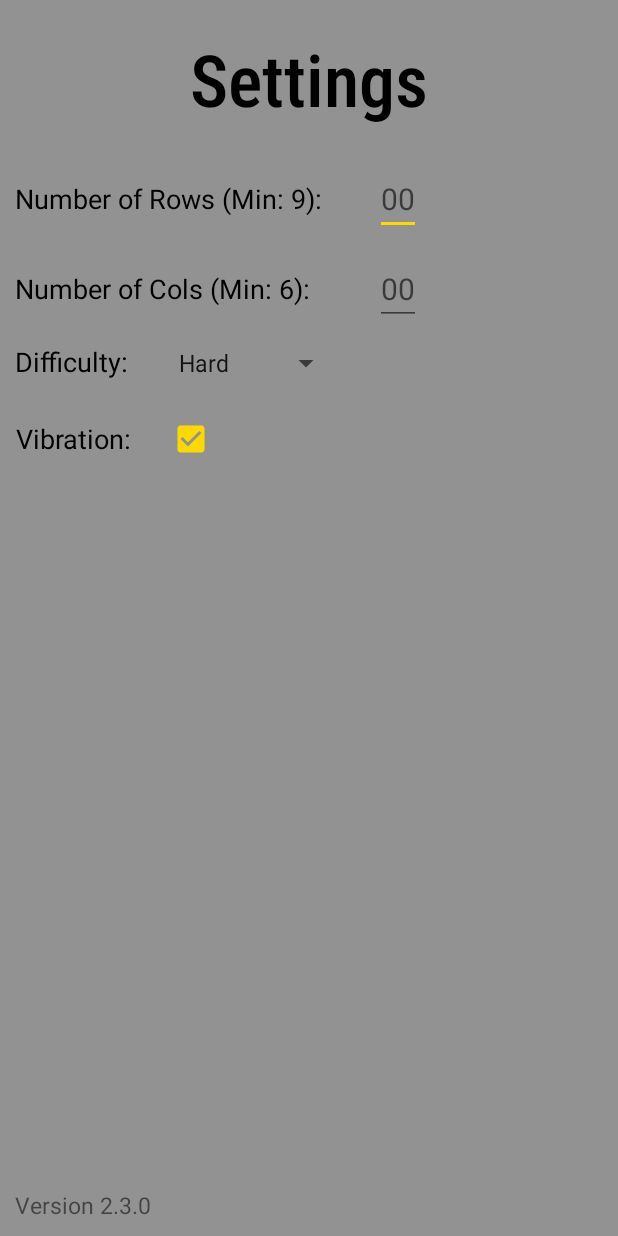
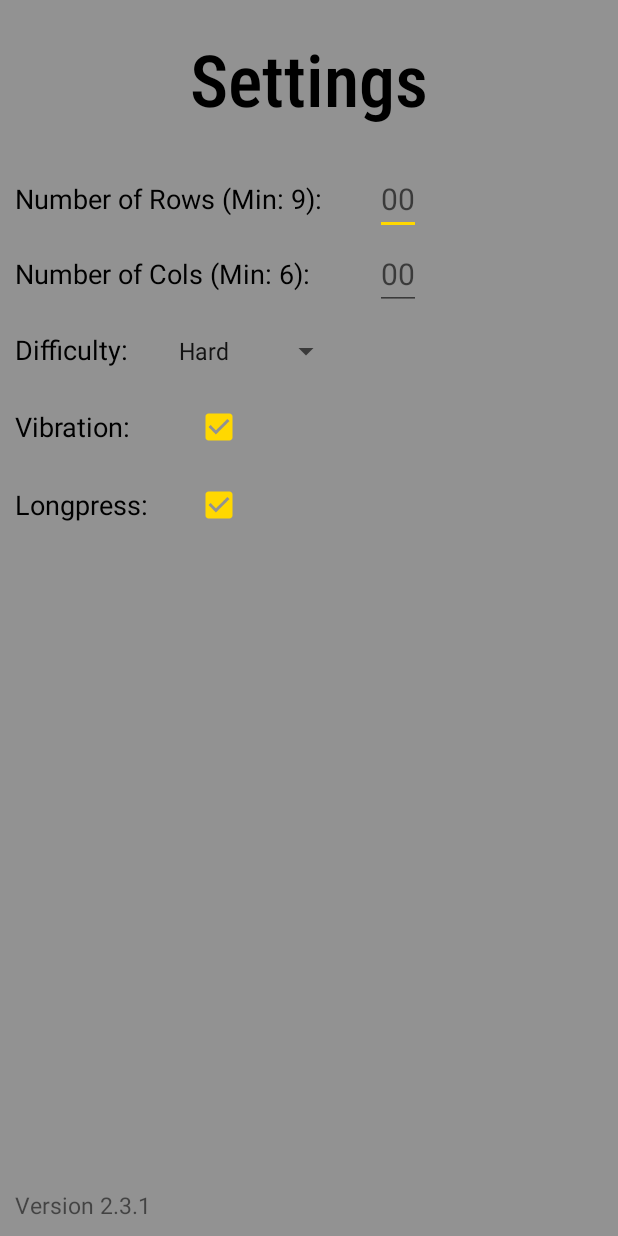
Before and after one commit to Electric1447/Minesweeper, an Android app: the Settings screen opened directly, with no data from a screen before it, on a phone screen of 412 x 824 dp. Run offline under Robolectric (Android 15) with nearby library versions, the phone set to English and light mode, and no system bars.

Commit message:
Added Long-press and vibration. (v2.3.1)

```diff
--- a/app/build.gradle
+++ b/app/build.gradle
@@ -6,8 +6,8 @@ android {
         applicationId "eparon.minesweeper"
         minSdkVersion 21
         targetSdkVersion 28
-        versionCode 230
-        versionName "2.3.0"
+        versionCode 231
+        versionName "2.3.1"
         testInstrumentationRunner "android.support.test.runner.AndroidJUnitRunner"
     }
     buildTypes {
--- a/app/src/main/java/eparon/minesweeper/Settings.java
+++ b/app/src/main/java/eparon/minesweeper/Settings.java
@@ -29,8 +29,8 @@ public class Settings extends AppCompatActivity implements AdapterView.OnItemSel
     double[] difArr = new double[]{Difficulty.EASY, Difficulty.NORMAL, Difficulty.HARD, Difficulty.EXTREME};
     Spinner difSpinner;
 
-    boolean vibration = true;
-    CheckBox vibrationCB;
+    boolean longpress = true, vibration = true;
+    CheckBox longpressCB, vibrationCB;
 
     @Override
     public void onBackPressed() {
@@ -50,6 +50,7 @@ public class Settings extends AppCompatActivity implements AdapterView.OnItemSel
                 editor.putInt("rows", rows);
                 editor.putInt("cols", cols);
                 editor.putString("difficulty", String.valueOf(difficulty));
+                editor.putBoolean("longpress", longpress);
                 editor.putBoolean("vibration", vibration);
                 editor.apply();
                 startActivity(new Intent(Settings.this, MainActivity.class));
@@ -68,6 +69,7 @@ public class Settings extends AppCompatActivity implements AdapterView.OnItemSel
         rows = prefs.getInt("rows", rows);
         cols = prefs.getInt("cols", cols);
         difficulty = Double.parseDouble(prefs.getString("difficulty", String.valueOf(difficulty)));
+        longpress = prefs.getBoolean("longpress", longpress);
         vibration = prefs.getBoolean("vibration", vibration);
 
         Rows = findViewById(R.id.rText);
@@ -80,6 +82,8 @@ public class Settings extends AppCompatActivity implements AdapterView.OnItemSel
         difSpinner.setOnItemSelectedListener(this);
         difSpinner.setSelection((int)(6 - difficulty));
 
+        longpressCB = findViewById(R.id.cbLongpress);
+        longpressCB.setChecked(longpress);
         vibrationCB = findViewById(R.id.cbVibration);
         vibrationCB.setChecked(vibration);
 
@@ -95,6 +99,10 @@ public class Settings extends AppCompatActivity implements AdapterView.OnItemSel
     @Override
     public void onNothingSelected(AdapterView<?> adapterView) { }
 
+    public void setLongpress (View view) {
+        longpress = longpressCB.isChecked();
+    }
+
     public void setVibration (View view) {
         vibration = vibrationCB.isChecked();
     }
--- a/app/src/main/res/layout/activity_settings.xml
+++ b/app/src/main/res/layout/activity_settings.xml
@@ -28,7 +28,7 @@
             android:layout_width="match_parent"
             android:layout_height="wrap_content"
             android:orientation="horizontal"
-            android:paddingBottom="12dp">
+            android:paddingBottom="2dp">
 
             <TextView
                 android:layout_width="240dp"
@@ -55,7 +55,7 @@
             android:layout_width="match_parent"
             android:layout_height="wrap_content"
             android:orientation="horizontal"
-            android:paddingBottom="12dp">
+            android:paddingBottom="14dp">
 
             <TextView
                 android:layout_width="240dp"
@@ -106,13 +106,13 @@
             android:layout_width="match_parent"
             android:layout_height="wrap_content"
             android:orientation="horizontal"
-            android:paddingBottom="24dp">
+            android:paddingBottom="20dp">
 
             <TextView
-                android:layout_width="wrap_content"
+                android:layout_width="120dp"
                 android:layout_height="match_parent"
-                android:gravity="center"
-                android:paddingRight="24dp"
+                android:gravity="center_vertical"
+                android:paddingRight="16dp"
                 android:text="Vibration:"
                 android:textColor="#000"
                 android:textSize="18sp" />
@@ -123,6 +123,30 @@
                 android:layout_height="match_parent"
                 android:gravity="center"
                 android:onClick="setVibration" />
+
+        </LinearLayout>
+
+        <LinearLayout
+            android:layout_width="match_parent"
+            android:layout_height="wrap_content"
+            android:orientation="horizontal"
+            android:paddingBottom="20dp">
+
+            <TextView
+                android:layout_width="120dp"
+                android:layout_height="match_parent"
+                android:gravity="center_vertical"
+                android:paddingRight="16dp"
+                android:text="Longpress:"
+                android:textColor="#000"
+                android:textSize="18sp" />
+
+            <CheckBox
+                android:id="@+id/cbLongpress"
+                android:layout_width="wrap_content"
+                android:layout_height="match_parent"
+                android:gravity="center"
+                android:onClick="setLongpress" />
 
         </LinearLayout>
 
```
Also changed, not shown: app/src/main/java/eparon/minesweeper/MainActivity.java (+5 -4 lines), app/src/main/res/layout/activity_main.xml (+10 -10 lines).
